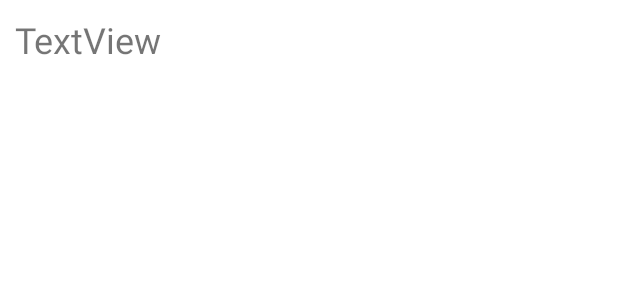
After one commit to guanchang98/CS5520-District13, an Android app: the layout item_sticker_user.xml on its own in the app's theme, with its tools: preview values and no code run, on a phone screen of 412 x 824 dp. The commit adds this screen. Shown: the top 300 px of the screen. Run offline under Robolectric (Android 15) with nearby library versions, the phone set to English and light mode, and no system bars.

Commit message:
Create sticker user, adapter, view holder class for the recycler view

```diff
--- a/app/src/main/java/com/example/district13/PunkAdapter.java
+++ b/app/src/main/java/com/example/district13/PunkAdapter.java
@@ -26,7 +26,7 @@ public class PunkAdapter extends RecyclerView.Adapter<PunkViewHolder> {
     @NonNull
     @Override
     public PunkViewHolder onCreateViewHolder(@NonNull ViewGroup parent, int viewType) {
-        // Create an instance of the viewholder by passing it the layout inflated as view and no root.
+        // Create an instance of the view holder by passing it the layout inflated as view and no root.
         return new PunkViewHolder(LayoutInflater.from(context).inflate(R.layout.item_punk, null));
     }
 
--- /dev/null
+++ b/app/src/main/res/layout/item_sticker_user.xml
@@ -0,0 +1,19 @@
+<?xml version="1.0" encoding="utf-8"?>
+<LinearLayout xmlns:android="http://schemas.android.com/apk/res/android"
+    xmlns:tools="http://schemas.android.com/tools"
+    android:layout_width="match_parent"
+    android:layout_height="wrap_content"
+    android:layout_marginBottom="1dp"
+    android:background="#FFF"
+    android:clickable="true"
+    android:orientation="vertical">
+
+    <TextView
+        android:id="@+id/textView_sticker_user"
+        android:layout_width="match_parent"
+        android:layout_height="wrap_content"
+        android:padding="10dp"
+        android:textSize="24sp"
+        tools:text="TextView" />
+
+</LinearLayout>
```
Also changed, not shown: app/src/main/java/com/example/district13/StickerActivity.java (+18 -0 lines), app/src/main/java/com/example/district13/StickerUser.java (added, +13 -0 lines), app/src/main/java/com/example/district13/StickerUserAdapter.java (added, +42 -0 lines), app/src/main/java/com/example/district13/StickerUserViewHolder.java (added, +16 -0 lines), app/src/main/res/layout/activity_sticker.xml (+5 -3 lines).
